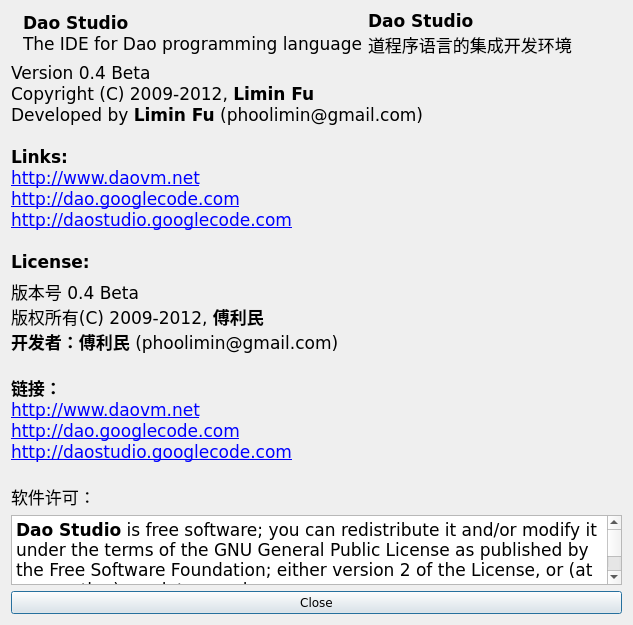
Before: the Qt Designer form src/daoAbout.ui in daokoder/daostudio, drawn with Qt 5.
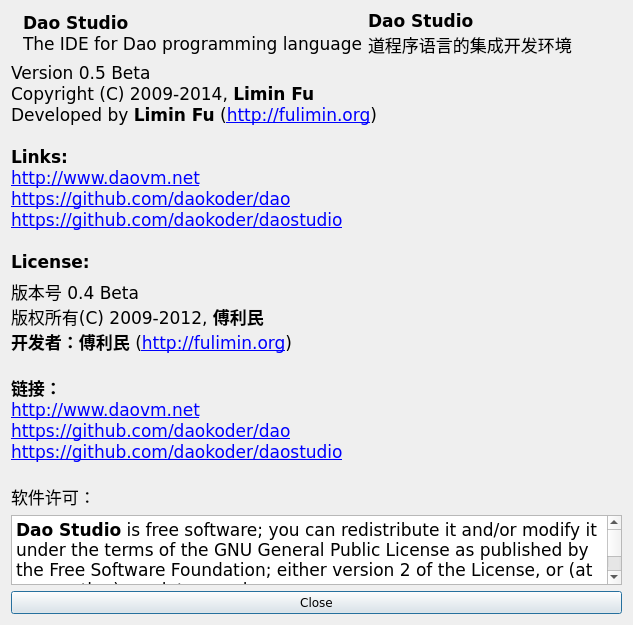
After: the same form once the commit is applied. Icons and pictures are not drawn.

Commit message: Add: support for color printing in the console; Add: Dao Profiler; Fix: building scripts.

What changed in the file:
```diff
--- a/src/daoAbout.ui
+++ b/src/daoAbout.ui
@@ -90,15 +90,15 @@
 &lt;html&gt;&lt;head&gt;&lt;meta name=&quot;qrichtext&quot; content=&quot;1&quot; /&gt;&lt;style type=&quot;text/css&quot;&gt;
 p, li { white-space: pre-wrap; }
 &lt;/style&gt;&lt;/head&gt;&lt;body style=&quot; font-family:'Bitstream Vera Sans'; font-size:13pt; font-weight:400; font-style:normal;&quot;&gt;
-&lt;p style=&quot; margin-top:0px; margin-bottom:0px; margin-left:0px; margin-right:0px; -qt-block-indent:0; text-indent:0px;&quot;&gt;Version 0.4 Beta&lt;/p&gt;
-&lt;p style=&quot; margin-top:0px; margin-bottom:0px; margin-left:0px; margin-right:0px; -qt-block-indent:0; text-indent:0px;&quot;&gt;Copyright (C) 2009-2012, &lt;span style=&quot; font-weight:600;&quot;&gt;Limin Fu&lt;/span&gt;&lt;/p&gt;
-&lt;p style=&quot; margin-top:0px; margin-bottom:0px; margin-left:0px; margin-right:0px; -qt-block-indent:0; text-indent:0px;&quot;&gt;Developed by &lt;span style=&quot; font-weight:600;&quot;&gt;Limin Fu&lt;/span&gt; (phoolimin@gmail.com)&lt;/p&gt;
-&lt;p style=&quot;-qt-paragraph-type:empty; margin-top:0px; margin-bottom:0px; margin-left:0px; margin-right:0px; -qt-block-indent:0; text-indent:0px; font-weight:600;&quot;&gt;&lt;/p&gt;
+&lt;p style=&quot; margin-top:0px; margin-bottom:0px; margin-left:0px; margin-right:0px; -qt-block-indent:0; text-indent:0px;&quot;&gt;Version 0.5 Beta&lt;/p&gt;
+&lt;p style=&quot; margin-top:0px; margin-bottom:0px; margin-left:0px; margin-right:0px; -qt-block-indent:0; text-indent:0px;&quot;&gt;Copyright (C) 2009-2014, &lt;span style=&quot; font-weight:600;&quot;&gt;Limin Fu&lt;/span&gt;&lt;/p&gt;
+&lt;p style=&quot; margin-top:0px; margin-bottom:0px; margin-left:0px; margin-right:0px; -qt-block-indent:0; text-indent:0px;&quot;&gt;Developed by &lt;span style=&quot; font-weight:600;&quot;&gt;Limin Fu&lt;/span&gt; (&lt;a href=&quot;http://fulimin.org&quot;&gt;&lt;span style=&quot; text-decoration: underline; color:#0000ff;&quot;&gt;http://fulimin.org&lt;/span&gt;&lt;/a&gt;)&lt;/p&gt;
+&lt;p style=&quot;-qt-paragraph-type:empty; margin-top:0px; margin-bottom:0px; margin-left:0px; margin-right:0px; -qt-block-indent:0; text-indent:0px; font-weight:600;&quot;&gt;&lt;br /&gt;&lt;/p&gt;
 &lt;p style=&quot; margin-top:0px; margin-bottom:0px; margin-left:0px; margin-right:0px; -qt-block-indent:0; text-indent:0px;&quot;&gt;&lt;span style=&quot; font-weight:600;&quot;&gt;Links:&lt;/span&gt;&lt;/p&gt;
 &lt;p style=&quot; margin-top:0px; margin-bottom:0px; margin-left:0px; margin-right:0px; -qt-block-indent:0; text-indent:0px;&quot;&gt;&lt;a href=&quot;http://www.daovm.net&quot;&gt;&lt;span style=&quot; text-decoration: underline; color:#0000ff;&quot;&gt;http://www.daovm.net&lt;/span&gt;&lt;/a&gt;&lt;/p&gt;
-&lt;p style=&quot; margin-top:0px; margin-bottom:0px; margin-left:0px; margin-right:0px; -qt-block-indent:0; text-indent:0px;&quot;&gt;&lt;a href=&quot;http://dao.googlecode.com&quot;&gt;&lt;span style=&quot; text-decoration: underline; color:#0000ff;&quot;&gt;http://dao.googlecode.com&lt;/span&gt;&lt;/a&gt;&lt;/p&gt;
-&lt;p style=&quot; margin-top:0px; margin-bottom:0px; margin-left:0px; margin-right:0px; -qt-block-indent:0; text-indent:0px;&quot;&gt;&lt;a href=&quot;http://daostudio.googlecode.com&quot;&gt;&lt;span style=&quot; text-decoration: underline; color:#0000ff;&quot;&gt;http://daostudio.googlecode.com&lt;/span&gt;&lt;/a&gt;&lt;/p&gt;
-&lt;p style=&quot;-qt-paragraph-type:empty; margin-top:0px; margin-bottom:0px; margin-left:0px; margin-right:0px; -qt-block-indent:0; text-indent:0px; font-weight:600;&quot;&gt;&lt;/p&gt;
+&lt;p style=&quot; margin-top:0px; margin-bottom:0px; margin-left:0px; margin-right:0px; -qt-block-indent:0; text-indent:0px;&quot;&gt;&lt;a href=&quot;https://github.com/daokoder/dao&quot;&gt;&lt;span style=&quot; text-decoration: underline; color:#0000ff;&quot;&gt;https://github.com/daokoder/dao&lt;/span&gt;&lt;/a&gt;&lt;/p&gt;
+&lt;p style=&quot; margin-top:0px; margin-bottom:0px; margin-left:0px; margin-right:0px; -qt-block-indent:0; text-indent:0px;&quot;&gt;&lt;a href=&quot;https://github.com/daokoder/daostudio&quot;&gt;&lt;span style=&quot; text-decoration: underline; color:#0000ff;&quot;&gt;https://github.com/daokoder/daostudio&lt;/span&gt;&lt;/a&gt;&lt;/p&gt;
+&lt;p style=&quot;-qt-paragraph-type:empty; margin-top:0px; margin-bottom:0px; margin-left:0px; margin-right:0px; -qt-block-indent:0; text-indent:0px;&quot;&gt;&lt;br /&gt;&lt;/p&gt;
 &lt;p style=&quot; margin-top:0px; margin-bottom:0px; margin-left:0px; margin-right:0px; -qt-block-indent:0; text-indent:0px;&quot;&gt;&lt;span style=&quot; font-weight:600;&quot;&gt;License:&lt;/span&gt;&lt;/p&gt;&lt;/body&gt;&lt;/html&gt;</string>
      </property>
     </widget>
@@ -112,13 +112,13 @@
 &lt;/style&gt;&lt;/head&gt;&lt;body style=&quot; font-family:'Lucida Grande'; font-size:13pt; font-weight:400; font-style:normal;&quot;&gt;
 &lt;p style=&quot; margin-top:0px; margin-bottom:0px; margin-left:0px; margin-right:0px; -qt-block-indent:0; text-indent:0px;&quot;&gt;&lt;span style=&quot; font-family:'Bitstream Vera Sans';&quot;&gt;版本号 0.4 Beta&lt;/span&gt;&lt;/p&gt;
 &lt;p style=&quot; margin-top:0px; margin-bottom:0px; margin-left:0px; margin-right:0px; -qt-block-indent:0; text-indent:0px;&quot;&gt;&lt;span style=&quot; font-family:'Bitstream Vera Sans';&quot;&gt;版权所有(C) 2009-2012, &lt;/span&gt;&lt;span style=&quot; font-family:'Bitstream Vera Sans'; font-weight:600;&quot;&gt;傅利民&lt;/span&gt;&lt;/p&gt;
-&lt;p style=&quot; margin-top:0px; margin-bottom:0px; margin-left:0px; margin-right:0px; -qt-block-indent:0; text-indent:0px;&quot;&gt;&lt;span style=&quot; font-family:'Bitstream Vera Sans'; font-weight:600;&quot;&gt;开发者：傅利民&lt;/span&gt;&lt;span style=&quot; font-family:'Bitstream Vera Sans';&quot;&gt; (phoolimin@gmail.com)&lt;/span&gt;&lt;/p&gt;
-&lt;p style=&quot;-qt-paragraph-type:empty; margin-top:0px; margin-bottom:0px; margin-left:0px; margin-right:0px; -qt-block-indent:0; text-indent:0px; font-family:'Bitstream Vera Sans'; font-weight:600;&quot;&gt;&lt;/p&gt;
+&lt;p style=&quot; margin-top:0px; margin-bottom:0px; margin-left:0px; margin-right:0px; -qt-block-indent:0; text-indent:0px;&quot;&gt;&lt;span style=&quot; font-family:'Bitstream Vera Sans'; font-weight:600;&quot;&gt;开发者：傅利民&lt;/span&gt;&lt;span style=&quot; font-family:'Bitstream Vera Sans';&quot;&gt; (&lt;/span&gt;&lt;a href=&quot;http://fulimin.org&quot;&gt;&lt;span style=&quot; font-family:'Bitstream Vera Sans'; text-decoration: underline; color:#0000ff;&quot;&gt;http://fulimin.org&lt;/span&gt;&lt;/a&gt;&lt;span style=&quot; font-family:'Bitstream Vera Sans';&quot;&gt;)&lt;/span&gt;&lt;/p&gt;
+&lt;p style=&quot;-qt-paragraph-type:empty; margin-top:0px; margin-bottom:0px; margin-left:0px; margin-right:0px; -qt-block-indent:0; text-indent:0px; font-family:'Bitstream Vera Sans'; font-weight:600;&quot;&gt;&lt;br /&gt;&lt;/p&gt;
 &lt;p style=&quot; margin-top:0px; margin-bottom:0px; margin-left:0px; margin-right:0px; -qt-block-indent:0; text-indent:0px;&quot;&gt;&lt;span style=&quot; font-family:'Bitstream Vera Sans'; font-weight:600;&quot;&gt;链接：&lt;/span&gt;&lt;/p&gt;
 &lt;p style=&quot; margin-top:0px; margin-bottom:0px; margin-left:0px; margin-right:0px; -qt-block-indent:0; text-indent:0px;&quot;&gt;&lt;a href=&quot;http://www.daovm.net&quot;&gt;&lt;span style=&quot; font-family:'Bitstream Vera Sans'; text-decoration: underline; color:#0000ff;&quot;&gt;http://www.daovm.net&lt;/span&gt;&lt;/a&gt;&lt;/p&gt;
-&lt;p style=&quot; margin-top:0px; margin-bottom:0px; margin-left:0px; margin-right:0px; -qt-block-indent:0; text-indent:0px;&quot;&gt;&lt;a href=&quot;http://dao.googlecode.com&quot;&gt;&lt;span style=&quot; font-family:'Bitstream Vera Sans'; text-decoration: underline; color:#0000ff;&quot;&gt;http://dao.googlecode.com&lt;/span&gt;&lt;/a&gt;&lt;/p&gt;
-&lt;p style=&quot; margin-top:0px; margin-bottom:0px; margin-left:0px; margin-right:0px; -qt-block-indent:0; text-indent:0px;&quot;&gt;&lt;a href=&quot;http://daostudio.googlecode.com&quot;&gt;&lt;span style=&quot; font-family:'Bitstream Vera Sans'; text-decoration: underline; color:#0000ff;&quot;&gt;http://daostudio.googlecode.com&lt;/span&gt;&lt;/a&gt;&lt;/p&gt;
-&lt;p style=&quot;-qt-paragraph-type:empty; margin-top:0px; margin-bottom:0px; margin-left:0px; margin-right:0px; -qt-block-indent:0; text-indent:0px; font-family:'Bitstream Vera Sans'; font-weight:600;&quot;&gt;&lt;/p&gt;
+&lt;p style=&quot; margin-top:0px; margin-bottom:0px; margin-left:0px; margin-right:0px; -qt-block-indent:0; text-indent:0px;&quot;&gt;&lt;a href=&quot;https://github.com/daokoder/dao&quot;&gt;&lt;span style=&quot; font-family:'Bitstream Vera Sans'; text-decoration: underline; color:#0000ff;&quot;&gt;https://github.com/daokoder/dao&lt;/span&gt;&lt;/a&gt;&lt;/p&gt;
+&lt;p style=&quot; margin-top:0px; margin-bottom:0px; margin-left:0px; margin-right:0px; -qt-block-indent:0; text-indent:0px;&quot;&gt;&lt;a href=&quot;https://github.com/daokoder/daostudio&quot;&gt;&lt;span style=&quot; font-family:'Bitstream Vera Sans'; text-decoration: underline; color:#0000ff;&quot;&gt;https://github.com/daokoder/daostudio&lt;/span&gt;&lt;/a&gt;&lt;/p&gt;
+&lt;p style=&quot;-qt-paragraph-type:empty; margin-top:0px; margin-bottom:0px; margin-left:0px; margin-right:0px; -qt-block-indent:0; text-indent:0px; font-family:'Bitstream Vera Sans'; font-weight:600;&quot;&gt;&lt;br /&gt;&lt;/p&gt;
 &lt;p style=&quot; margin-top:0px; margin-bottom:0px; margin-left:0px; margin-right:0px; -qt-block-indent:0; text-indent:0px;&quot;&gt;&lt;span style=&quot; font-family:'Bitstream Vera Sans';&quot;&gt;软件许可：&lt;/span&gt;&lt;/p&gt;&lt;/body&gt;&lt;/html&gt;</string>
      </property>
     </widget>
```
Left out of the diff: 2 changed lines with no effect on the pictures. The commit also changes 8 other files.
